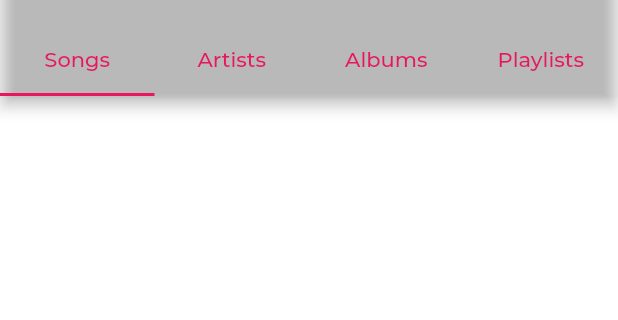
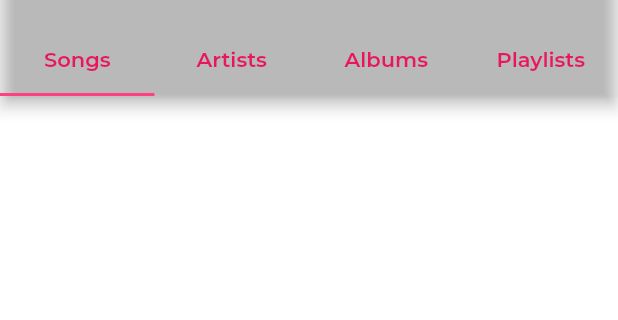
Before and after one commit to TcBello/My-Music, a Flutter app: the MainUI screen opened directly, on a phone screen of 412 x 824 dp, the part 60-380 px from its top. Run offline on Flutter 3.47's test engine with Material 2 defaults, Android fonts, the phone set to English and light mode, and no system bars; our stand-ins replace animated_text_kit, audio_service, auto_size_text, device_info, flutter_colorpicker, flutter_inner_drawer and 8 more; missing offline and left inert: audio_session, drag_and_drop_lists, equalizer, flutter_audio_query, flutter_isolate, marquee_text and 1 more; accounts and stored records are empty; project files that could hold a hidden picture were left out.

Commit message:
adjustment on tab bar

```diff
--- a/lib/components/style.dart
+++ b/lib/components/style.dart
@@ -161,13 +161,13 @@ const TextStyle musicHeaderTextStyle = TextStyle(
 const TextStyle selectedTabTextStyle = TextStyle(
   fontFamily: defaultFont,
   color: color3,
-  fontWeight: FontWeight.w500
+  fontWeight: FontWeight.w600
 );
 
 const TextStyle unselectedTabTextStyle = TextStyle(
   fontFamily: defaultFont,
   color: color3,
-  fontWeight: FontWeight.w500
+  fontWeight: FontWeight.w600
 );
 
 const TextStyle themeTitleTextStyle = TextStyle(
--- a/lib/ui/main_screen/components/main_ui.dart
+++ b/lib/ui/main_screen/components/main_ui.dart
@@ -74,7 +74,7 @@ class _MainUIState extends State<MainUI> with SingleTickerProviderStateMixin {
                   labelStyle: selectedTabTextStyle,
                   unselectedLabelStyle: unselectedTabTextStyle,
                   controller: tabController,
-                  indicatorColor: color3,
+                  indicatorColor: Colors.pinkAccent,
                   tabs: <Widget>[
                     Tab(
                       text: "Songs",
```
